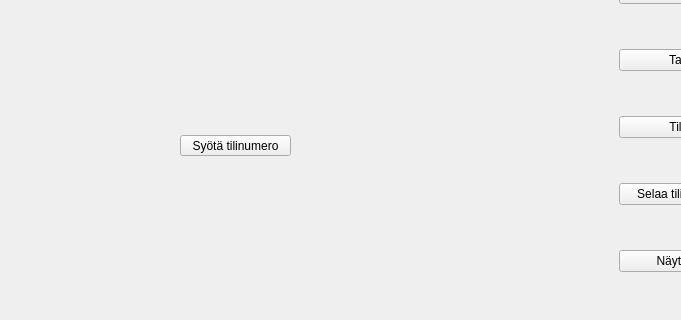
This is bankautomat/mainwindow.ui in bank-2022/group7 as Qt 5 draws it before an edit; both pictures show x 90 to 771 and y 105 to 425 of the 866 by 648 pixel window. The edited form follows.
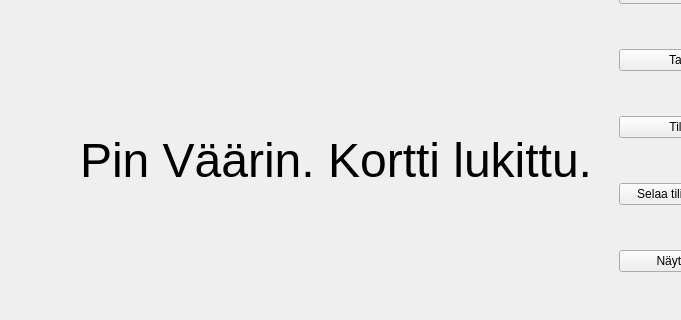
This is the edited form.

Commit message: Tehty kortin lukitus valmiiksi

```diff
--- a/bankautomat/mainwindow.ui
+++ b/bankautomat/mainwindow.ui
@@ -24,7 +24,7 @@
      </rect>
     </property>
     <property name="currentIndex">
-     <number>7</number>
+     <number>8</number>
     </property>
     <widget class="QWidget" name="tervetuloaPage">
      <widget class="QPushButton" name="syotaPin">
@@ -164,6 +164,21 @@
       </property>
      </widget>
     </widget>
+    <widget class="QWidget" name="pinVaarin">
+     <widget class="QLabel" name="label">
+      <property name="geometry">
+       <rect>
+        <x>160</x>
+        <y>200</y>
+        <width>521</width>
+        <height>131</height>
+       </rect>
+      </property>
+      <property name="text">
+       <string>&lt;html&gt;&lt;head/&gt;&lt;body&gt;&lt;p&gt;&lt;span style=&quot; font-size:36pt;&quot;&gt;Pin Väärin. Kortti lukittu.&lt;/span&gt;&lt;/p&gt;&lt;/body&gt;&lt;/html&gt;</string>
+      </property>
+     </widget>
+    </widget>
    </widget>
    <widget class="QWidget" name="summatWidget" native="true">
     <property name="enabled">
```
Left out of the diff: 6 changed lines with no effect on the pictures. The commit also changes 2 other files.
